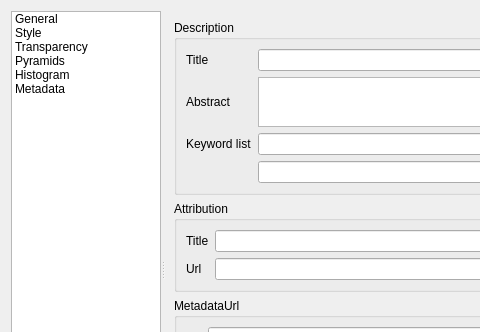
Qt form src/ui/qgsrasterlayerpropertiesbase.ui (carsmie/QGIS) before a commit; both pictures show x 0 to 480 and y 0 to 332 of the 789 by 593 pixel window.
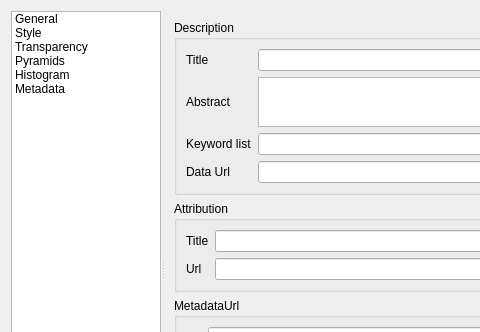
The same form after that commit. The open tabs and pages were chosen to show the change. Icons and pictures are not drawn. Custom widgets are drawn as their Qt base class.

Commit message: raster layer properties: add data url label

```diff
--- a/src/ui/qgsrasterlayerpropertiesbase.ui
+++ b/src/ui/qgsrasterlayerpropertiesbase.ui
@@ -1761,6 +1761,13 @@
                     </item>
                    </layout>
                   </item>
+                  <item row="6" column="0">
+                   <widget class="QLabel" name="mLayerKeywordListLabel_3">
+                    <property name="text">
+                     <string>Data Url</string>
+                    </property>
+                   </widget>
+                  </item>
                  </layout>
                 </widget>
                </item>
```
